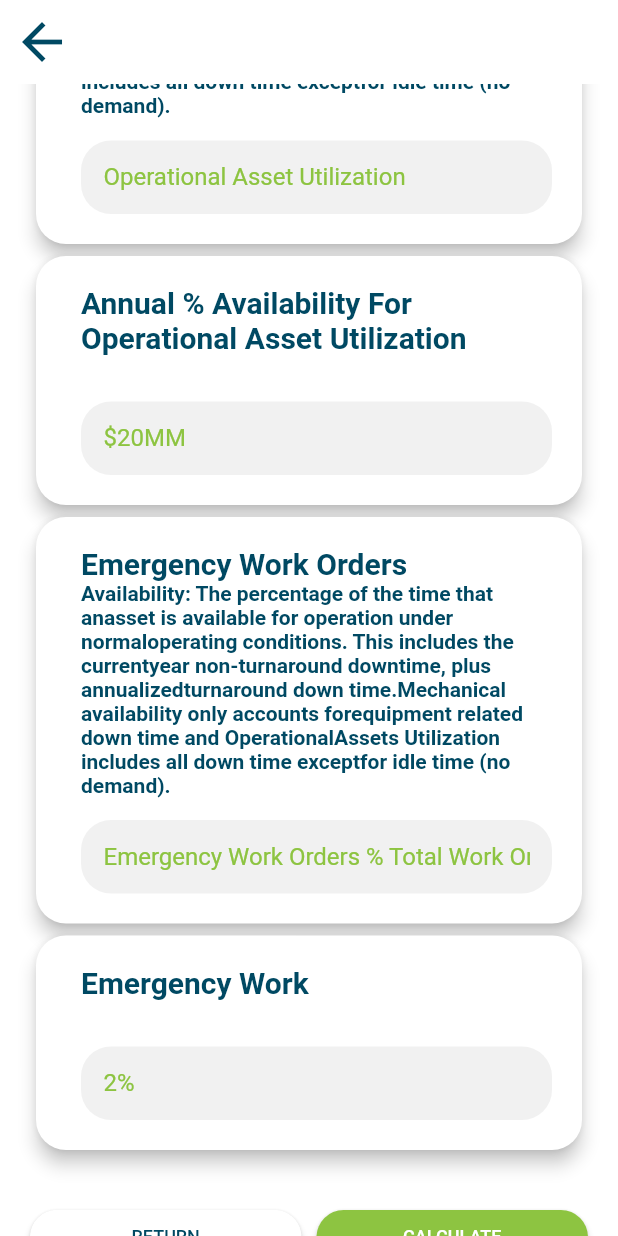
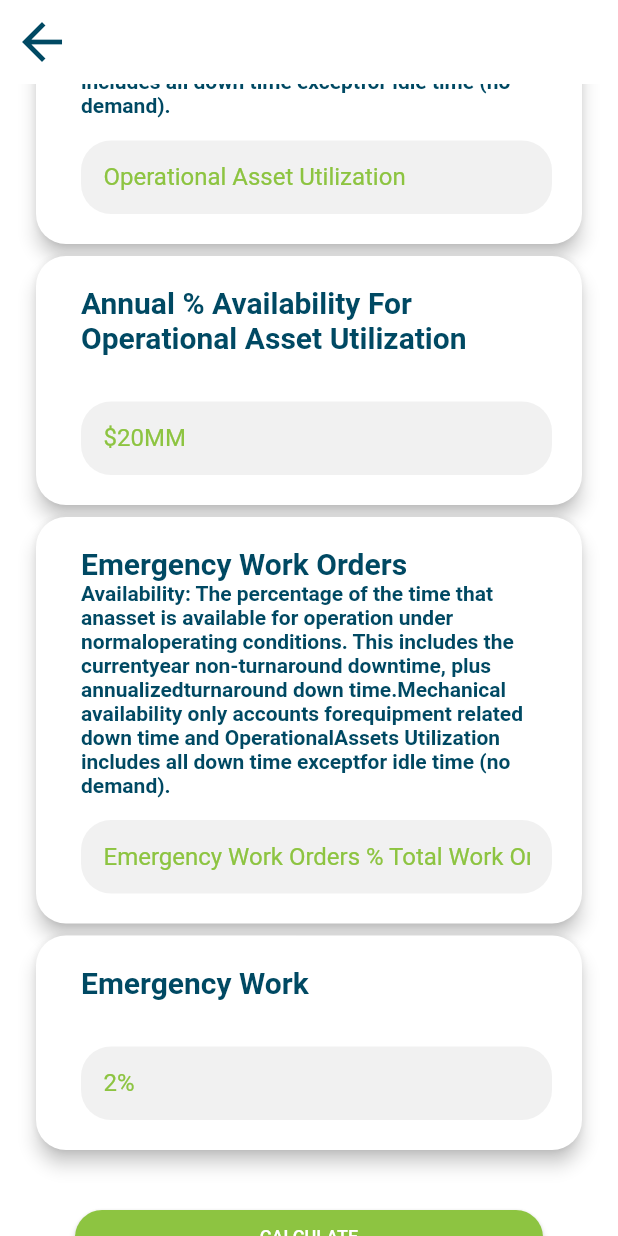
Before and after one commit to SonQBChau/brand_root_solution, a Flutter app: the BenchmarkPage screen opened directly, scrolled down 1152 dp, on a phone screen of 412 x 824 dp. Run offline on Flutter 3.47's test engine with Material 2 defaults, Android fonts, the phone set to English and light mode, and no system bars; our stand-ins replace charts_flutter, photo_view; missing offline and left inert: animator, esys_flutter_share; Roboto replaces fonts that are missing (GothicA1).

Commit message:
remove benchmark button row

```diff
--- a/lib/screens/benchmark_page.dart
+++ b/lib/screens/benchmark_page.dart
@@ -46,32 +46,9 @@ class _BenchmarkPageState extends State<BenchmarkPage> {
               ..._buildFormWidgets(),
 
               SizedBox(height: 30,),
-              Row(
-                mainAxisAlignment: MainAxisAlignment.center,
-                children: <Widget>[
-                  SizedBox(width: 20),
-                  Expanded(
-                    child: RaisedButton(//<-- Button Benchmark
-                      onPressed: () {
-//                        Navigator.of(context).push(CupertinoPageRoute(builder: (BuildContext context){
-//                          return BenchmarkPage();
-//                        }));
-                      Navigator.of(context).pop();
-                      },
-                      shape:  RoundedRectangleBorder(borderRadius:  BorderRadius.circular(30.0)),
-                      color: Colors.white,
-                      padding: EdgeInsets.symmetric(vertical: 10, horizontal: 30),
-                      child: Text(
-                        'RETURN',
-                        style: TextStyle(
-                          color: colorBlue,
-                          fontSize: 12,
-                        ),
-                      ),
-                    ),
-                  ),
-                  SizedBox(width: 10),
-                  Expanded(
+
+                  SizedBox(
+                    width: MediaQuery.of(context).size.width - 100,
                     child: RaisedButton(//<-- Button Review
                       onPressed: () {
                         Navigator.of(context).push(CupertinoPageRoute(builder: (BuildContext context){
@@ -92,9 +69,7 @@ class _BenchmarkPageState extends State<BenchmarkPage> {
                       ),
                     ),
                   ),
-                  SizedBox(width: 20),
-                ],
-              ),
+
               SizedBox(height: 30,),
             ],
           ),
```
